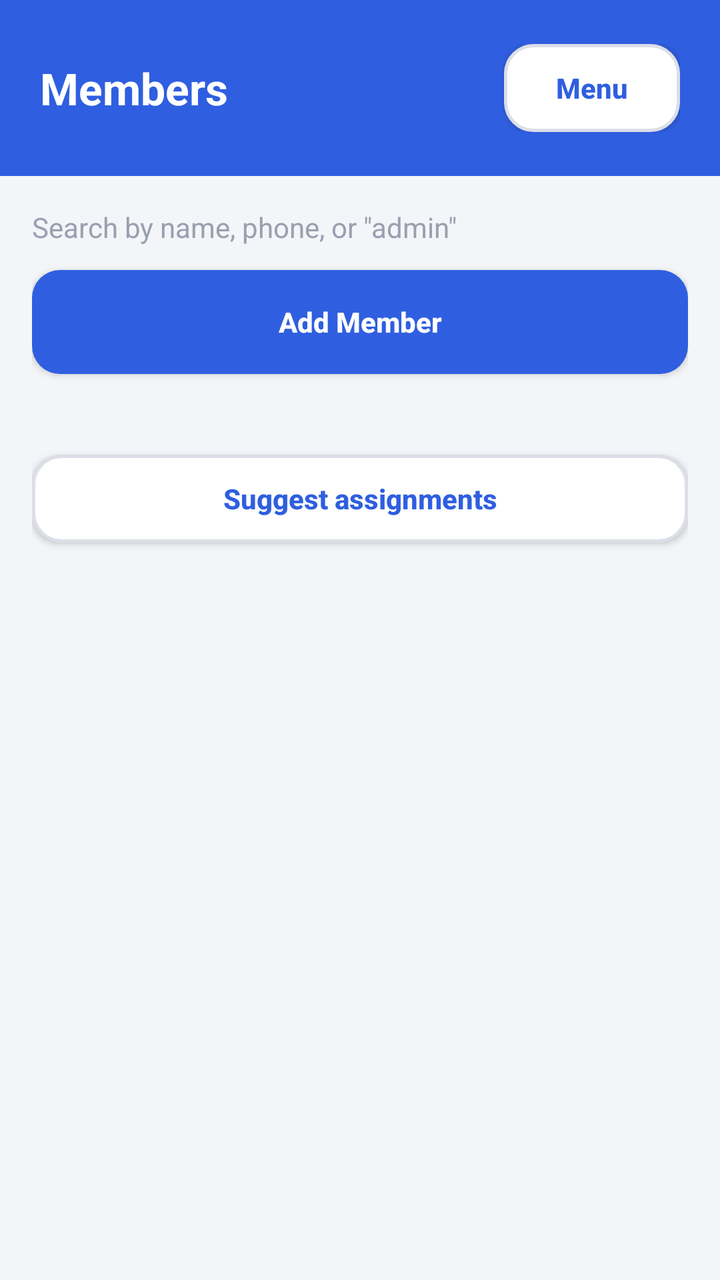
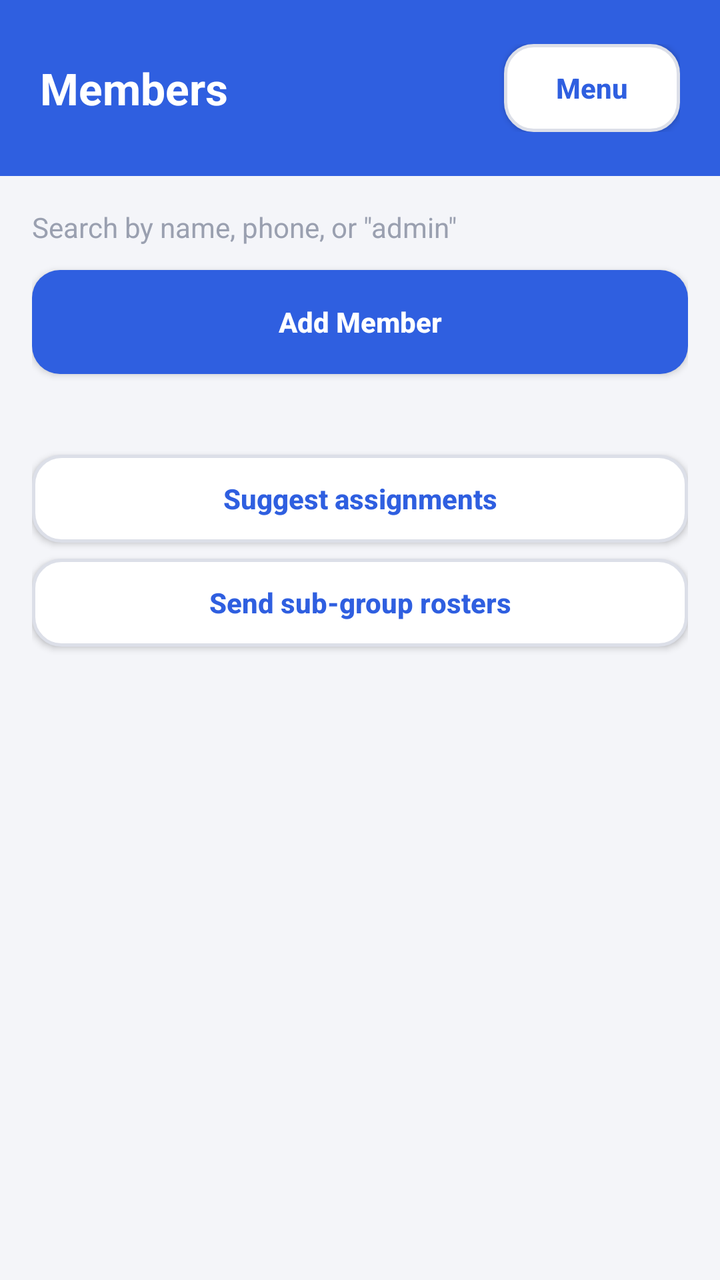

Before-and-after screenshots of an Android layout around one commit, followed by the original layout XML and the change that was made.
<!-- AndroidManifest.xml: application theme Theme.JRelay -->
<!-- res/layout/activity_membership.xml -->
<?xml version="1.0" encoding="utf-8"?>
<ScrollView xmlns:android="http://schemas.android.com/apk/res/android"
    android:layout_width="match_parent"
    android:layout_height="match_parent"
    android:background="@color/background">

    <LinearLayout
        android:layout_width="match_parent"
        android:layout_height="wrap_content"
        android:orientation="vertical">

        <LinearLayout
            style="@style/Widget.JRelay.Header"
            android:orientation="horizontal"
            android:gravity="center_vertical">

            <TextView
                style="@style/TextAppearance.JRelay.HeaderTitle"
                android:layout_width="0dp"
                android:layout_height="wrap_content"
                android:layout_weight="1"
                android:text="@string/membership_title" />

            <Button
                android:id="@+id/button_membership_options"
                style="@style/Widget.JRelay.Button.Small.Outline"
                android:layout_width="wrap_content"
                android:layout_height="wrap_content"
                android:text="@string/menu_button_label" />

        </LinearLayout>

        <LinearLayout
            android:layout_width="match_parent"
            android:layout_height="wrap_content"
            android:orientation="vertical"
            android:padding="16dp">

            <EditText
                android:id="@+id/edit_search"
                android:layout_width="match_parent"
                android:layout_height="wrap_content"
                android:hint="@string/hint_membership_search"
                android:inputType="text"
                android:layout_marginBottom="12dp" />

            <Button
                android:id="@+id/button_add_member"
                style="@style/Widget.JRelay.Button"
                android:layout_width="match_parent"
                android:layout_height="wrap_content"
                android:text="@string/add_member_shortcut"
                android:layout_marginBottom="16dp" />

            <TextView
                android:id="@+id/text_subgroup_sizes"
                style="@style/TextAppearance.JRelay.Caption"
                android:layout_width="match_parent"
                android:layout_height="wrap_content"
                android:layout_marginBottom="8dp" />

            <Button
                android:id="@+id/button_suggest_subgroups"
                style="@style/Widget.JRelay.Button.Small.Outline"
                android:layout_width="match_parent"
                android:layout_height="wrap_content"
                android:text="@string/action_suggest_subgroups"
                android:layout_marginBottom="16dp" />

            <LinearLayout
                android:id="@+id/container_members"
                android:layout_width="match_parent"
                android:layout_height="wrap_content"
                android:orientation="vertical" />

        </LinearLayout>
    </LinearLayout>
</ScrollView>
<!-- resources referenced by this layout -->
<resources>
  <color name="background">#F4F5F9</color>
  <string name="action_suggest_subgroups">Suggest assignments</string>
  <string name="add_member_shortcut">Add Member</string>
  <string name="hint_membership_search">Search by name, phone, or \"admin\"</string>
  <string name="membership_title">Members</string>
  <string name="menu_button_label">Menu</string>
  <style name="TextAppearance.JRelay.Caption">
          <item name="android:textSize">12sp</item>
          <item name="android:textColor">@color/text_secondary</item>
      </style>
  <style name="TextAppearance.JRelay.HeaderTitle">
          <item name="android:textSize">22sp</item>
          <item name="android:textStyle">bold</item>
          <item name="android:textColor">@color/on_primary</item>
      </style>
  <style name="Widget.JRelay.Button" parent="android:Widget.DeviceDefault.Button">
          <item name="android:background">@drawable/bg_button_primary</item>
          <item name="android:textColor">@color/on_primary</item>
          <item name="android:textAllCaps">false</item>
          <item name="android:textStyle">bold</item>
          <item name="android:minHeight">52dp</item>
          <item name="android:paddingStart">20dp</item>
          <item name="android:paddingEnd">20dp</item>
          <item name="android:clickable">true</item>
          <item name="android:focusable">true</item>
      </style>
  <style name="Widget.JRelay.Button.Small.Outline">
          <item name="android:background">@drawable/bg_button_outline</item>
          <item name="android:textColor">@color/primary</item>
      </style>
  <style name="Widget.JRelay.Header">
          <item name="android:orientation">vertical</item>
          <item name="android:background">@color/primary</item>
          <item name="android:paddingStart">20dp</item>
          <item name="android:paddingEnd">20dp</item>
          <item name="android:paddingTop">22dp</item>
          <item name="android:paddingBottom">22dp</item>
          <item name="android:layout_width">match_parent</item>
          <item name="android:layout_height">wrap_content</item>
      </style>
  <color name="text_secondary">#6B7080</color>
  <color name="on_primary">#FFFFFF</color>
  <color name="primary">#2F5FE0</color>
  <color name="primary_dark">#1E44B8</color>
  <color name="text_primary">#1B1E27</color>
  <color name="text_hint">#9AA0B0</color>
  <style name="Widget.JRelay.EditText" parent="android:Widget.DeviceDefault.EditText">
          <item name="android:background">@drawable/bg_edittext</item>
          <item name="android:textColor">@color/text_primary</item>
          <item name="android:textColorHint">@color/text_hint</item>
          <item name="android:paddingStart">14dp</item>
          <item name="android:paddingEnd">14dp</item>
          <item name="android:paddingTop">12dp</item>
          <item name="android:paddingBottom">12dp</item>
          <item name="android:minHeight">48dp</item>
          <item name="android:clickable">true</item>
          <item name="android:focusable">true</item>
          <item name="android:focusableInTouchMode">true</item>
      </style>
  <color name="outline">#DCDFE8</color>
  <color name="primary_light">#E7EDFC</color>
  <color name="surface">#FFFFFF</color>
  <!-- drawable bg_edittext (drawable) -->
  <?xml version="1.0" encoding="utf-8"?>
  <selector xmlns:android="http://schemas.android.com/apk/res/android">
      <item android:state_focused="true">
          <shape android:shape="rectangle">
              <solid android:color="@color/surface" />
              <stroke android:width="2dp" android:color="@color/primary" />
              <corners android:radius="12dp" />
          </shape>
      </item>
      <item>
          <shape android:shape="rectangle">
              <solid android:color="@color/surface" />
              <stroke android:width="1.5dp" android:color="@color/outline" />
              <corners android:radius="12dp" />
          </shape>
      </item>
  </selector>
</resources>

<!-- the commit's change to res/layout/activity_membership.xml (unified diff, before → after) -->
@@ -65,6 +65,14 @@
                 android:layout_width="match_parent"
                 android:layout_height="wrap_content"
                 android:text="@string/action_suggest_subgroups"
+                android:layout_marginBottom="8dp" />
+
+            <Button
+                android:id="@+id/button_send_rosters"
+                style="@style/Widget.JRelay.Button.Small.Outline"
+                android:layout_width="match_parent"
+                android:layout_height="wrap_content"
+                android:text="@string/action_send_rosters"
                 android:layout_marginBottom="16dp" />
 
             <LinearLayout
<!-- resource entries referenced after the edit -->
@@ -1,6 +1,7 @@
 <!-- resources referenced by this layout -->
 <resources>
   <color name="background">#F4F5F9</color>
+  <string name="action_send_rosters">Send sub-group rosters</string>
   <string name="action_suggest_subgroups">Suggest assignments</string>
   <string name="add_member_shortcut">Add Member</string>
   <string name="hint_membership_search">Search by name, phone, or \"admin\"</string>
